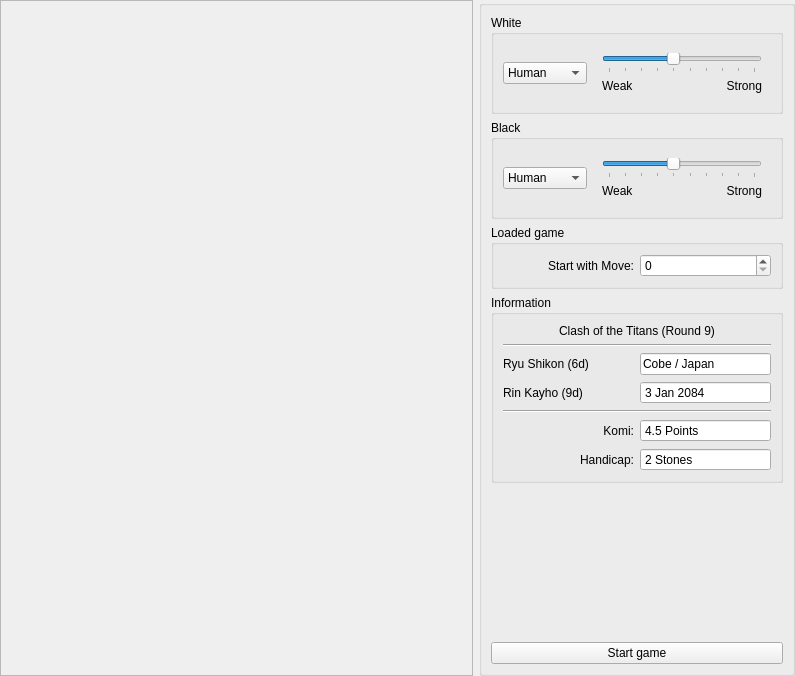
Qt form src/gui/screens/setupscreen.ui (KDE/kigo) before a commit.
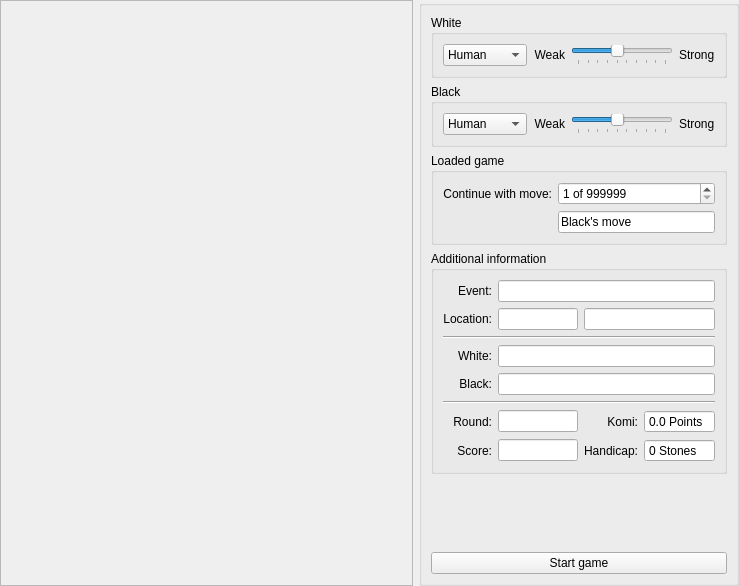
The same form after that commit. The open tabs and pages were chosen to show the change. Custom widgets are drawn as their Qt base class.

What changed in the file:
```diff
--- a/src/gui/screens/setupscreen.ui
+++ b/src/gui/screens/setupscreen.ui
@@ -5,8 +5,8 @@
    <rect>
     <x>0</x>
     <y>0</y>
-    <width>795</width>
-    <height>676</height>
+    <width>739</width>
+    <height>586</height>
    </rect>
   </property>
   <layout class="QHBoxLayout" name="horizontalLayout" >
@@ -68,11 +68,14 @@
              <rect>
               <x>0</x>
               <y>0</y>
-              <width>194</width>
-              <height>61</height>
+              <width>211</width>
+              <height>30</height>
              </rect>
             </property>
             <layout class="QHBoxLayout" name="horizontalLayout_2" >
+             <property name="margin" >
+              <number>0</number>
+             </property>
              <item>
               <widget class="KLineEdit" name="whitePlayerName" >
                <property name="enabled" >
@@ -90,12 +93,15 @@
              <rect>
               <x>0</x>
               <y>0</y>
-              <width>194</width>
-              <height>61</height>
+              <width>211</width>
+              <height>30</height>
              </rect>
             </property>
             <layout class="QGridLayout" name="gridLayout_8" >
-             <item row="0" column="0" colspan="2" >
+             <property name="margin" >
+              <number>0</number>
+             </property>
+             <item row="0" column="1" colspan="2" >
               <widget class="QSlider" name="whiteStrengthSlider" >
                <property name="minimum" >
                 <number>1</number>
@@ -120,23 +126,35 @@
                </property>
               </widget>
              </item>
-             <item row="1" column="1" >
-              <widget class="QLabel" name="label2" >
-               <property name="text" >
-                <string>Strong</string>
-               </property>
-               <property name="alignment" >
-                <set>Qt::AlignRight|Qt::AlignTop|Qt::AlignTrailing</set>
-               </property>
-              </widget>
-             </item>
-             <item row="1" column="0" >
+             <item row="0" column="0" >
               <widget class="QLabel" name="label1" >
+               <property name="sizePolicy" >
+                <sizepolicy vsizetype="Preferred" hsizetype="Fixed" >
+                 <horstretch>0</horstretch>
+                 <verstretch>0</verstretch>
+                </sizepolicy>
+               </property>
                <property name="text" >
                 <string>Weak</string>
                </property>
                <property name="alignment" >
-                <set>Qt::AlignLeading|Qt::AlignLeft|Qt::AlignTop</set>
+                <set>Qt::AlignRight|Qt::AlignTrailing|Qt::AlignVCenter</set>
+               </property>
+              </widget>
+             </item>
+             <item row="0" column="3" >
+              <widget class="QLabel" name="label2" >
+               <property name="sizePolicy" >
+                <sizepolicy vsizetype="Preferred" hsizetype="Fixed" >
+                 <horstretch>0</horstretch>
+                 <verstretch>0</verstretch>
+                </sizepolicy>
+               </property>
+               <property name="text" >
+                <string>Strong</string>
+               </property>
+               <property name="alignment" >
+                <set>Qt::AlignLeading|Qt::AlignLeft|Qt::AlignVCenter</set>
                </property>
               </widget>
              </item>
@@ -155,12 +173,6 @@
         <layout class="QGridLayout" name="gridLayout_6" >
          <item row="0" column="1" >
           <widget class="QStackedWidget" name="blackPlayerStack" >
-           <property name="sizePolicy" >
-            <sizepolicy vsizetype="Fixed" hsizetype="Preferred" >
-             <horstretch>0</horstretch>
-             <verstretch>0</verstretch>
-            </sizepolicy>
-           </property>
            <property name="currentIndex" >
             <number>0</number>
            </property>
@@ -169,11 +181,14 @@
              <rect>
               <x>0</x>
               <y>0</y>
-              <width>194</width>
-              <height>61</height>
+              <width>211</width>
+              <height>30</height>
              </rect>
             </property>
             <layout class="QGridLayout" name="gridLayout_2" >
+             <property name="margin" >
+              <number>0</number>
+             </property>
              <item row="0" column="0" >
               <widget class="KLineEdit" name="blackPlayerName" >
                <property name="enabled" >
@@ -191,53 +206,68 @@
              <rect>
               <x>0</x>
               <y>0</y>
-              <width>194</width>
-              <height>61</height>
+              <width>211</width>
+              <height>30</height>
              </rect>
             </property>
             <layout class="QGridLayout" name="gridLayout_3" >
-             <item row="0" column="0" colspan="2" >
-              <widget class="QSlider" name="blackStrengthSlider" >
-               <property name="minimum" >
-                <number>1</number>
-               </property>
-               <property name="maximum" >
-                <number>10</number>
-               </property>
-               <property name="pageStep" >
-                <number>1</number>
-               </property>
-               <property name="value" >
-                <number>5</number>
-               </property>
-               <property name="orientation" >
-                <enum>Qt::Horizontal</enum>
-               </property>
-               <property name="tickPosition" >
-                <enum>QSlider::TicksBelow</enum>
-               </property>
-               <property name="tickInterval" >
-                <number>0</number>
-               </property>
-              </widget>
-             </item>
-             <item row="1" column="0" >
-              <widget class="QLabel" name="label1_3" >
-               <property name="text" >
-                <string>Weak</string>
-               </property>
-               <property name="alignment" >
-                <set>Qt::AlignLeading|Qt::AlignLeft|Qt::AlignTop</set>
-               </property>
-              </widget>
-             </item>
-             <item row="1" column="1" >
+             <property name="margin" >
+              <number>0</number>
+             </property>
+             <item row="0" column="4" >
               <widget class="QLabel" name="label2_3" >
+               <property name="sizePolicy" >
+                <sizepolicy vsizetype="Preferred" hsizetype="Fixed" >
+                 <horstretch>0</horstretch>
+                 <verstretch>0</verstretch>
+                </sizepolicy>
+               </property>
                <property name="text" >
                 <string>Strong</string>
                </property>
                <property name="alignment" >
-                <set>Qt::AlignRight|Qt::AlignTop|Qt::AlignTrailing</set>
+                <set>Qt::AlignLeading|Qt::AlignLeft|Qt::AlignVCenter</set>
+               </property>
+              </widget>
+             </item>
+             <item row="0" column="2" >
+              <widget class="QLabel" name="label1_3" >
+               <property name="sizePolicy" >
+                <sizepolicy vsizetype="Preferred" hsizetype="Fixed" >
+                 <horstretch>0</horstretch>
+                 <verstretch>0</verstretch>
+                </sizepolicy>
+               </property>
+               <property name="text" >
+                <string>Weak</string>
+               </property>
+               <property name="alignment" >
+                <set>Qt::AlignRight|Qt::AlignTrailing|Qt::AlignVCenter</set>
+               </property>
+              </widget>
+             </item>
+             <item row="0" column="3" >
+              <widget class="QSlider" name="blackStrengthSlider" >
+               <property name="minimum" >
+                <number>1</number>
+               </property>
+               <property name="maximum" >
+                <number>10</number>
+               </property>
+               <property name="pageStep" >
+                <number>1</number>
+               </property>
+               <property name="value" >
+                <number>5</number>
+               </property>
+               <property name="orientation" >
+                <enum>Qt::Horizontal</enum>
+               </property>
+               <property name="tickPosition" >
+                <enum>QSlider::TicksBelow</enum>
+               </property>
+               <property name="tickInterval" >
+                <number>0</number>
                </property>
               </widget>
              </item>
@@ -272,8 +302,8 @@
           <rect>
            <x>0</x>
            <y>0</y>
-           <width>304</width>
-           <height>305</height>
+           <width>321</width>
+           <height>357</height>
           </rect>
          </property>
          <layout class="QVBoxLayout" name="verticalLayout_7" >
@@ -451,8 +481,8 @@
           <rect>
            <x>0</x>
            <y>0</y>
-           <width>304</width>
-           <height>305</height>
+           <width>321</width>
+           <height>368</height>
           </rect>
          </property>
          <layout class="QVBoxLayout" name="verticalLayout_3" >
@@ -479,11 +509,11 @@
                <property name="title" >
                 <string>Loaded game</string>
                </property>
-               <layout class="QHBoxLayout" name="horizontalLayout_3" >
-                <item>
+               <layout class="QGridLayout" name="gridLayout_5" >
+                <item row="0" column="0" >
                  <widget class="QLabel" name="label_3" >
                   <property name="text" >
-                   <string>Start with Move:</string>
+                   <string>Continue with move:</string>
                   </property>
                   <property name="alignment" >
                    <set>Qt::AlignRight|Qt::AlignTrailing|Qt::AlignVCenter</set>
@@ -493,59 +523,297 @@
                   </property>
                  </widget>
                 </item>
-                <item>
-                 <widget class="KIntSpinBox" name="startMoveSpinBox" />
+                <item row="0" column="1" >
+                 <widget class="KIntSpinBox" name="startMoveSpinBox" >
+                  <property name="suffix" >
+                   <string> of 999999</string>
+                  </property>
+                  <property name="minimum" >
+                   <number>1</number>
+                  </property>
+                  <property name="maximum" >
+                   <number>999999</number>
+                  </property>
+                 </widget>
+                </item>
+                <item row="1" column="1" >
+                 <widget class="QLineEdit" name="playerLabel" >
+                  <property name="focusPolicy" >
+                   <enum>Qt::NoFocus</enum>
+                  </property>
+                  <property name="contextMenuPolicy" >
+                   <enum>Qt::NoContextMenu</enum>
+                  </property>
+                  <property name="acceptDrops" >
+                   <bool>false</bool>
+                  </property>
+                  <property name="text" >
+                   <string>Black's move</string>
+                  </property>
+                  <property name="readOnly" >
+                   <bool>true</bool>
+                  </property>
+                 </widget>
                 </item>
                </layout>
-               <zorder>startMoveSpinBox</zorder>
-               <zorder>label_3</zorder>
               </widget>
              </item>
              <item>
               <widget class="QGroupBox" name="infoBox" >
                <property name="title" >
-                <string>Information</string>
+                <string>Additional information</string>
                </property>
                <layout class="QGridLayout" name="gridLayout" >
-                <item row="6" column="0" colspan="2" >
+                <item row="10" column="0" colspan="4" >
                  <widget class="Line" name="line_4" >
                   <property name="orientation" >
                    <enum>Qt::Horizontal</enum>
                   </property>
                  </widget>
                 </item>
-                <item row="1" column="0" colspan="2" >
-                 <widget class="QLabel" name="infoTournament" >
-                  <property name="text" >
-                   <string>Clash of the Titans (Round 9)</string>
-                  </property>
-                  <property name="alignment" >
-                   <set>Qt::AlignCenter</set>
-                  </property>
-                 </widget>
-                </item>
-                <item row="3" column="0" colspan="2" >
+                <item row="4" column="0" colspan="4" >
                  <widget class="Line" name="line_2" >
                   <property name="orientation" >
                    <enum>Qt::Horizontal</enum>
                   </property>
                  </widget>
                 </item>
-                <item row="4" column="0" >
-                 <widget class="QLabel" name="infoWhitePlayer" >
-                  <property name="text" >
-                   <string>Ryu Shikon (6d)</string>
-                  </property>
-                 </widget>
-                </item>
                 <item row="5" column="0" >
-                 <widget class="QLabel" name="infoBlackPlayer" >
+                 <widget class="QLabel" name="label_7" >
                   <property name="text" >
-                   <string>Rin Kayho (9d)</string>
+                   <string>White:</string>
                   </property>
+                  <property name="alignment" >
+                   <set>Qt::AlignRight|Qt::AlignTrailing|Qt::AlignVCenter</set>
+                  </property>
                  </widget>
                 </item>
-                <item row="7" column="0" >
+                <item row="6" column="0" >
+                 <widget class="QLabel" name="label_6" >
+                  <property name="text" >
+                   <string>Black:</string>
+                  </property>
+                  <property name="alignment" >
+                   <set>Qt::AlignRight|Qt::AlignTrailing|Qt::AlignVCenter</set>
+                  </property>
+                 </widget>
+                </item>
+                <item row="0" column="0" >
+                 <widget class="QLabel" name="label_8" >
+                  <property name="text" >
+                   <string>Event:</string>
+                  </property>
+                  <property name="alignment" >
+                   <set>Qt::AlignRight|Qt::AlignTrailing|Qt::AlignVCenter</set>
+                  </property>
+                 </widget>
+                </item>
+                <item row="1" column="0" >
+                 <widget class="QLabel" name="label_9" >
+                  <property name="text" >
+                   <string>Location:</string>
+                  </property>
+                  <property name="alignment" >
+                   <set>Qt::AlignRight|Qt::AlignTrailing|Qt::AlignVCenter</set>
+                  </property>
+                 </widget>
+                </item>
+                <item row="11" column="0" >
+                 <widget class="QLabel" name="label_11" >
+                  <property name="text" >
+                   <string>Round:</string>
+                  </property>
+                  <property name="alignment" >
+                   <set>Qt::AlignRight|Qt::AlignTrailing|Qt::AlignVCenter</set>
+                  </property>
+                 </widget>
+                </item>
+                <item row="6" column="1" colspan="3" >
+                 <widget class="KLineEdit" name="infoBlack" >
+                  <property name="enabled" >
+                   <bool>true</bool>
+                  </property>
+                  <property name="focusPolicy" >
+                   <enum>Qt::NoFocus</enum>
+                  </property>
+                  <property name="text" >
+                   <string/>
+                  </property>
+                  <property name="readOnly" >
+                   <bool>true</bool>
+                  </property>
+                  <property name="contextMenuEnabled" >
+                   <bool>false</bool>
+                  </property>
+                  <property name="urlDropsEnabled" >
+                   <bool>false</bool>
+                  </property>
+                 </widget>
+                </item>
+                <item row="5" column="1" colspan="3" >
+                 <widget class="KLineEdit" name="infoWhite" >
+                  <property name="enabled" >
+                   <bool>true</bool>
+                  </property>
+                  <property name="focusPolicy" >
+                   <enum>Qt::NoFocus</enum>
+                  </property>
+                  <property name="text" >
+                   <string/>
+                  </property>
+                  <property name="readOnly" >
+                   <bool>true</bool>
+                  </property>
+                  <property name="contextMenuEnabled" >
+                   <bool>false</bool>
+                  </property>
+                  <property name="urlDropsEnabled" >
+                   <bool>false</bool>
+                  </property>
+                 </widget>
+                </item>
+                <item row="11" column="1" >
+                 <widget class="KLineEdit" name="infoRound" >
+                  <property name="enabled" >
+                   <bool>true</bool>
+                  </property>
+                  <property name="maximumSize" >
+                   <size>
+                    <width>80</width>
+                    <height>16777215</height>
+                   </size>
+                  </property>
+                  <property name="focusPolicy" >
+                   <enum>Qt::NoFocus</enum>
+                  </property>
+                  <property name="text" >
+                   <string/>
+                  </property>
+                  <property name="maxLength" >
+                   <number>3</number>
+                  </property>
+                  <property name="readOnly" >
+                   <bool>true</bool>
+                  </property>
+                  <property name="contextMenuEnabled" >
+                   <bool>false</bool>
+                  </property>
+                  <property name="urlDropsEnabled" >
+                   <bool>false</bool>
+                  </property>
+                 </widget>
+                </item>
+                <item row="0" column="1" colspan="3" >
+                 <widget class="KLineEdit" name="infoEvent" >
+                  <property name="enabled" >
+                   <bool>true</bool>
+                  </property>
+                  <property name="focusPolicy" >
+                   <enum>Qt::NoFocus</enum>
+                  </property>
+                  <property name="text" >
+                   <string/>
+                  </property>
+                  <property name="readOnly" >
+                   <bool>true</bool>
+                  </property>
+                  <property name="contextMenuEnabled" >
+                   <bool>false</bool>
+                  </property>
+                  <property name="urlDropsEnabled" >
+                   <bool>false</bool>
+                  </property>
+                 </widget>
+                </item>
+                <item row="1" column="2" colspan="2" >
+                 <widget class="KLineEdit" name="infoLocation" >
+                  <property name="enabled" >
+                   <bool>true</bool>
+                  </property>
+                  <property name="focusPolicy" >
+                   <enum>Qt::NoFocus</enum>
+                  </property>
+                  <property name="text" >
+                   <string/>
+                  </property>
+                  <property name="readOnly" >
+                   <bool>true</bool>
+                  </property>
+                  <property name="contextMenuEnabled" >
+                   <bool>false</bool>
+                  </property>
+                  <property name="urlDropsEnabled" >
+                   <bool>false</bool>
+                  </property>
+                 </widget>
+                </item>
+                <item row="12" column="0" >
+                 <widget class="QLabel" name="label_10" >
+                  <property name="text" >
+                   <string>Score:</string>
+                  </property>
+                  <property name="alignment" >
+                   <set>Qt::AlignRight|Qt::AlignTrailing|Qt::AlignVCenter</set>
+                  </property>
+                 </widget>
+                </item>
+                <item row="12" column="1" >
+                 <widget class="KLineEdit" name="infoScore" >
+                  <property name="enabled" >
+                   <bool>true</bool>
+                  </property>
+                  <property name="maximumSize" >
+                   <size>
+                    <width>80</width>
+                    <height>16777215</height>
+                   </size>
+                  </property>
+                  <property name="focusPolicy" >
+                   <enum>Qt::NoFocus</enum>
+                  </property>
+                  <property name="text" >
+                   <string/>
+                  </property>
+                  <property name="readOnly" >
+                   <bool>true</bool>
+                  </property>
+                  <property name="contextMenuEnabled" >
+                   <bool>false</bool>
+                  </property>
+                  <property name="urlDropsEnabled" >
+                   <bool>false</bool>
+                  </property>
+                 </widget>
+                </item>
+                <item row="11" column="3" >
+                 <widget class="QDoubleSpinBox" name="infoKomi" >
+                  <property name="focusPolicy" >
+                   <enum>Qt::NoFocus</enum>
+                  </property>
+                  <property name="contextMenuPolicy" >
+                   <enum>Qt::NoContextMenu</enum>
+                  </property>
+                  <property name="readOnly" >
+                   <bool>true</bool>
+                  </property>
+                  <property name="buttonSymbols" >
+                   <enum>QAbstractSpinBox::NoButtons</enum>
+                  </property>
+                  <property name="suffix" >
+                   <string> Points</string>
+                  </property>
+                  <property name="decimals" >
+                   <number>1</number>
+                  </property>
+                  <property name="maximum" >
+                   <double>50.000000000000000</double>
+                  </property>
+                  <property name="value" >
+                   <double>0.000000000000000</double>
+                  </property>
+                 </widget>
+                </item>
+                <item row="11" column="2" >
                  <widget class="QLabel" name="label_4" >
                   <property name="text" >
                    <string>Komi:</string>
@@ -553,12 +821,9 @@
                   <property name="alignment" >
                    <set>Qt::AlignRight|Qt::AlignTrailing|Qt::AlignVCenter</set>
                   </property>
-                  <property name="buddy" >
-                   <cstring>komiSpinBox</cstring>
-                  </property>
                  </widget>
                 </item>
-                <item row="8" column="0" >
+                <item row="12" column="2" >
                  <widget class="QLabel" name="label_5" >
                   <property name="text" >
                    <string>Handicap:</string>
@@ -566,12 +831,9 @@
                   <property name="alignment" >
                    <set>Qt::AlignRight|Qt::AlignTrailing|Qt::AlignVCenter</set>
                   </property>
-                  <property name="buddy" >
-                   <cstring>handicapSpinBox</cstring>
-                  </property>
                  </widget>
                 </item>
-                <item row="8" column="1" >
+                <item row="12" column="3" >
                  <widget class="QSpinBox" name="infoHandicap" >
                   <property name="focusPolicy" >
                    <enum>Qt::NoFocus</enum>
@@ -589,93 +851,44 @@
                    <string> Stones</string>
                   </property>
                   <property name="minimum" >
-                   <number>2</number>
+                   <number>0</number>
                   </property>
                   <property name="maximum" >
                    <number>9</number>
                   </property>
-                 </widget>
-                </item>
-                <item row="4" column="1" >
-                 <widget class="QLineEdit" name="infoLocation" >
-                  <property name="sizePolicy" >
-                   <sizepolicy vsizetype="Fixed" hsizetype="Minimum" >
-                    <horstretch>0</horstretch>
-                    <verstretch>0</verstretch>
-                   </sizepolicy>
-                  </property>
-                  <property name="focusPolicy" >
-                   <enum>Qt::NoFocus</enum>
-                  </property>
-                  <property name="contextMenuPolicy" >
-                   <enum>Qt::NoContextMenu</enum>
-                  </property>
-                  <property name="acceptDrops" >
-                   <bool>false</bool>
-                  </property>
-                  <property name="text" >
-                   <string>Cobe / Japan</string>
-                  </property>
-                  <property name="readOnly" >
-                   <bool>true</bool>
-                  </property>
-                 </widget>
-                </item>
-                <item row="5" column="1" >
-                 <widget class="QDateEdit" name="infoDateEdit" >
-                  <property name="focusPolicy" >
-                   <enum>Qt::NoFocus</enum>
-                  </property>
-                  <property name="readOnly" >
-                   <bool>true</bool>
-                  </property>
-                  <property name="buttonSymbols" >
-                   <enum>QAbstractSpinBox::NoButtons</enum>
-                  </property>
-                  <property name="dateTime" >
-                   <datetime>
-                    <hour>0</hour>
-                    <minute>0</minute>
-                    <second>0</second>
-                    <year>2084</year>
-                    <month>1</month>
-                    <day>3</day>
-                   </datetime>
-                  </property>
-                  <property name="date" >
-                   <date>
-                    <year>2084</year>
-                    <month>1</month>
-                    <day>3</day>
-                   </date>
-                  </property>
-                 </widget>
-                </item>
-                <item row="7" column="1" >
-                 <widget class="QDoubleSpinBox" name="infoKomi" >
-                  <property name="focusPolicy" >
-                   <enum>Qt::NoFocus</enum>
-                  </property>
-                  <property name="contextMenuPolicy" >
-                   <enum>Qt::NoContextMenu</enum>
-                  </property>
-                  <property name="readOnly" >
-                   <bool>true</bool>
-                  </property>
-                  <property name="buttonSymbols" >
-                   <enum>QAbstractSpinBox::NoButtons</enum>
-                  </property>
-                  <property name="suffix" >
-                   <string> Points</string>
-                  </property>
-                  <property name="decimals" >
-                   <number>1</number>
-                  </property>
-                  <property name="maximum" >
-                   <double>50.000000000000000</double>
-                  </property>
                   <property name="value" >
-                   <double>4.500000000000000</double>
+                   <number>0</number>
+                  </property>
+                 </widget>
+                </item>
+                <item row="1" column="1" >
+                 <widget class="KLineEdit" name="infoDate" >
+                  <property name="enabled" >
+                   <bool>true</bool>
+                  </property>
+                  <property name="maximumSize" >
+                   <size>
+                    <width>80</width>
+                    <height>16777215</height>
+                   </size>
+                  </property>
+                  <property name="focusPolicy" >
+                   <enum>Qt::NoFocus</enum>
+                  </property>
+                  <property name="text" >
+                   <string/>
+                  </property>
+                  <property name="maxLength" >
+                   <number>10</number>
+                  </property>
+                  <property name="readOnly" >
+                   <bool>true</bool>
+                  </property>
+                  <property name="contextMenuEnabled" >
+                   <bool>false</bool>
+                  </property>
+                  <property name="urlDropsEnabled" >
+                   <bool>false</bool>
                   </property>
                  </widget>
                 </item>
```
Left out of the diff: 17 changed lines with no effect on the pictures.
